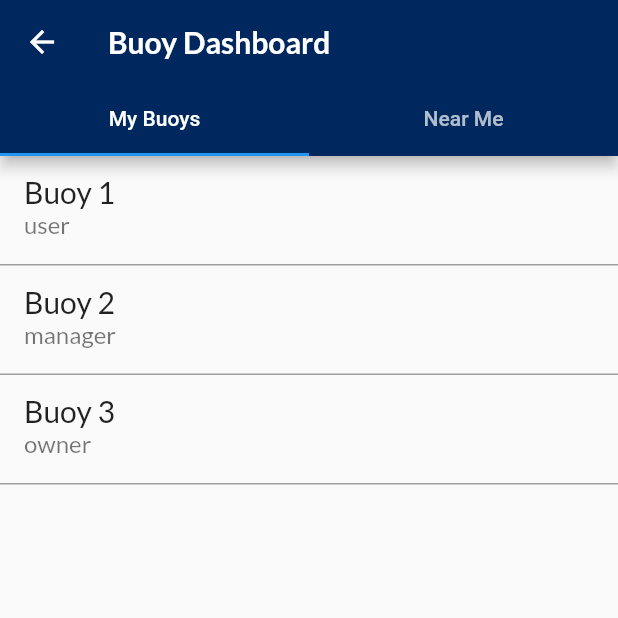
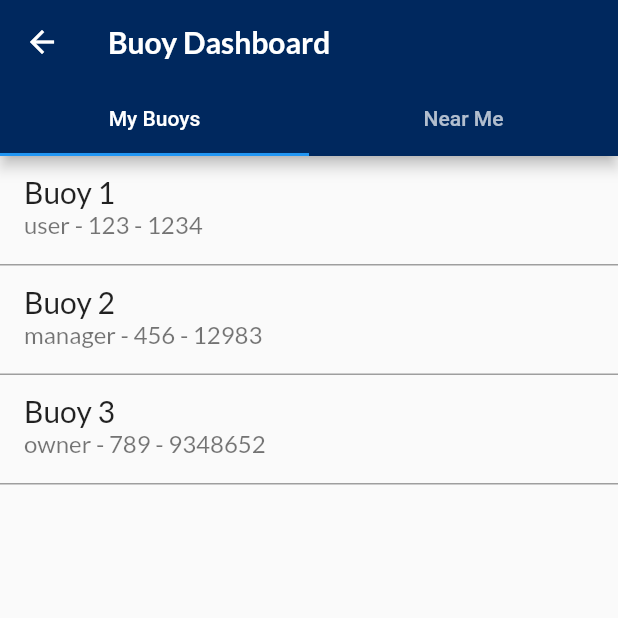
Before and after one commit to rngSwoop/wwx_flutter, a Flutter app: the DashboardScreen screen opened by its route, on a phone screen of 412 x 824 dp, the top half of it. Run offline on Flutter 3.47's test engine with Material 2 defaults, Android fonts, the phone set to English and light mode, and no system bars; our stand-ins replace firebase_auth, firebase_core, flutter_blue, google_fonts, loader_overlay, permission_handler and 1 more; accounts and stored records are empty.

Commit message:
Added global storage of locationID, which is now included when sending data to server

```diff
--- a/lib/screens/buoy_details_screen.dart
+++ b/lib/screens/buoy_details_screen.dart
@@ -4,6 +4,7 @@ import 'package:buoy_flutter/constants.dart';
 import './shared/auth_buoys.dart';
 import 'package:google_fonts/google_fonts.dart';
 import 'package:flutter_blue/flutter_blue.dart';
+import 'package:buoy_flutter/screens/data_display_screen.dart';
 import 'package:loader_overlay/loader_overlay.dart';
 
 class BuoyDetailsScreen extends StatelessWidget {
@@ -50,6 +51,7 @@ class BuoyDetailsScreen extends StatelessWidget {
 
   @override
   Widget build(BuildContext context) {
+
     return Scaffold(
       appBar: AppBar(
         title: Text(
--- a/lib/screens/dashboard_screen.dart
+++ b/lib/screens/dashboard_screen.dart
@@ -1,3 +1,4 @@
+import 'package:buoy_flutter/screens/shared/buoy_ids.dart';
 import 'package:flutter/material.dart';
 import './shared/auth_buoys.dart';
 import 'package:buoy_flutter/constants.dart';
@@ -14,6 +15,7 @@ class DashboardScreen extends StatefulWidget {
 
 class _DashboardScreenState extends State<DashboardScreen> {
   List<AuthBuoys> authBuoys = []; // List of AuthBuoys
+  BuoyIDs buoyIDs = BuoyIDs(); // Create instance to our globally stored buoy variables
   final ScrollController _scrollController = ScrollController();
   bool isRefreshing = false;
 
@@ -22,6 +24,9 @@ class _DashboardScreenState extends State<DashboardScreen> {
     super.initState();
 
     _fetchData();
+
+    // Reset globally stored IDs, as the user is yet to select a buoy
+    _resetBuoyIDs();
 
     // Attach a listener to the scroll controller to detect when the user scrolls to the top
     _scrollController.addListener(() {
@@ -92,6 +97,13 @@ class _DashboardScreenState extends State<DashboardScreen> {
     });
   }
 
+  // Reset globally stored buoy IDs when user navigates to this screen
+  void _resetBuoyIDs() {
+    // Reset BuoyIDs to default values
+    buoyIDs.updateIDs(-1, -1); // Reset to -1
+    print('Set buoyID: ${buoyIDs.buoyID}, locationID: ${buoyIDs.locationID}');
+  }
+
   // Function to create consistent styled buttons
   ElevatedButton styledButton({
     required String text,
@@ -158,6 +170,9 @@ class _DashboardScreenState extends State<DashboardScreen> {
                 return GestureDetector(
                   onTap: () {
                     print('Gesture Detected for index $index');
+                    // Update globally stored buoyID and locationID to this buoy
+                    buoyIDs.updateIDs(authBuoys[index].buoyID, authBuoys[index].locationID);
+                    print('Set buoyID: ${buoyIDs.buoyID}, locationID: ${buoyIDs.locationID}');
                     // Handle selection of a specific buoy
                     Navigator.pushNamed(
                       context,
@@ -173,7 +188,7 @@ class _DashboardScreenState extends State<DashboardScreen> {
                           style: GoogleFonts.lato(fontSize: 20, fontWeight: FontWeight.w500),
                         ),
                         subtitle: Text(
-                          authBuoys[index].authLevel,
+                          '${authBuoys[index].authLevel} - ${authBuoys[index].locationID} - ${authBuoys[index].buoyID}',
                           style: GoogleFonts.lato(fontSize: 16, fontWeight: FontWeight.w500),
                         ),
                         // Add more details or actions as needed
--- a/lib/screens/shared/MockHttpClient.dart
+++ b/lib/screens/shared/MockHttpClient.dart
@@ -9,12 +9,13 @@ class MockHttpClient {
     // Simulate an API response with JSON data
     final jsonResponse = [
       {
-        "buoyID": "1234",
+        "id": 1234,
         "name": "Buoy 1",
         "password": "password1",
         "authLevel": "user",
         "updated": true,
         "MAC": "00:11:22:33:44:55",
+        "locationId": 123,
         "locationData": [
           {
             "date": "2023-10-15",
@@ -79,12 +80,13 @@ class MockHttpClient {
         ]
       },
       {
-        "buoyID": "12983t",
+        "id": 12983,
         "name": "Buoy 2",
         "password": "password2",
         "authLevel": "manager",
         "updated": true,
         "MAC": "A1:B2:C3:D4:E5:F6",
+        "locationId": 456,
         "locationData": [
           {
             "date": "2023-10-15",
@@ -109,12 +111,13 @@ class MockHttpClient {
         ]
       },
       {
-        "buoyID": "w9348652",
+        "id": 9348652,
         "name": "Buoy 3",
         "password": "password3",
         "authLevel": "owner",
         "updated": false,
         "MAC": "12:34:56:78:9A:BC",
+        "locationId": 789,
         "locationData": [
           {
             "date": "2023-10-15",
--- a/lib/screens/shared/auth_buoys.dart
+++ b/lib/screens/shared/auth_buoys.dart
@@ -1,10 +1,11 @@
 class AuthBuoys {
-  String buoyID;
+  int buoyID;
   String name;
   String password;
   String authLevel;
   bool updated;
   String MAC;
+  int locationID;
   List<LocationDataPoint> locationData; // List of date and locationLatLong and locationName data points
 
   AuthBuoys({
@@ -14,6 +15,7 @@ class AuthBuoys {
     required this.authLevel,
     required this.updated,
     required this.MAC,
+    required this.locationID,
     required this.locationData, // Initialize with an empty list
   });
 
@@ -24,12 +26,13 @@ class AuthBuoys {
     List<LocationDataPoint> dataPoints = jsonData.map((map) => LocationDataPoint.fromJson(map)).toList();
 
     return AuthBuoys(
-      buoyID: json['buoyID'] as String,
+      buoyID: json['id'] as int,
       name: json['name'] as String,
       password: json['password'] as String,
       authLevel: json['authLevel'] as String,
       updated: json['updated'] as bool,
       MAC: json['MAC'] as String,
+      locationID: json['locationId'] as int,
       locationData: dataPoints,
     );
   }
--- /dev/null
+++ b/lib/screens/shared/buoy_ids.dart
@@ -0,0 +1,19 @@
+class BuoyIDs {
+  int buoyID = -1;
+  int locationID = -1;
+
+  // Singleton setup
+  static final BuoyIDs _singleton = BuoyIDs._internal();
+
+  factory BuoyIDs() {
+    return _singleton;
+  }
+
+  BuoyIDs._internal();
+
+  // Methods to update IDs
+  void updateIDs(int buoyID, int locationID) {
+    this.buoyID = buoyID;
+    this.locationID = locationID;
+  }
+}
```
Also changed, not shown: lib/screens/buoys_screen.dart (+11 -10 lines), lib/screens/data_display_screen.dart (+10 -4 lines).
